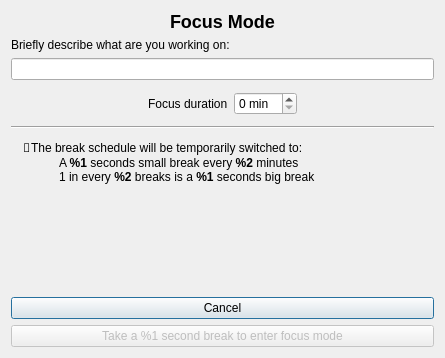
Before: the Qt Designer form src/app/focus-window.ui in AllanChain/sane-break, drawn with Qt 5.
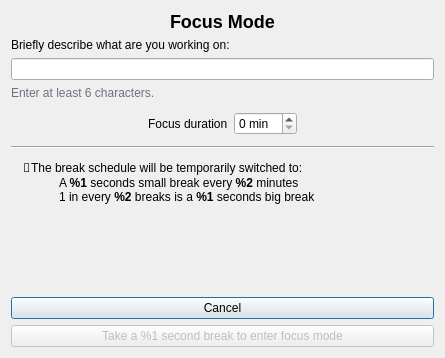
After: the same form once the commit is applied. Custom widgets are drawn as their Qt base class.

Commit message:
clarify short reason validation
Show inline guidance in the meeting and focus dialogs when the reason is
too short so the disabled confirm button is explained.

Also validate trimmed input so whitespace alone does not count as a
valid reason.

Fixes #142

```diff
--- a/src/app/focus-window.ui
+++ b/src/app/focus-window.ui
@@ -31,6 +31,19 @@
    <item>
     <widget class="QLineEdit" name="reasonEdit"/>
    </item>
+   <item>
+    <widget class="QLabel" name="reasonHelpLabel">
+     <property name="styleSheet">
+      <string notr="true">color: #6b7280;</string>
+     </property>
+     <property name="text">
+      <string>Enter at least 6 characters.</string>
+     </property>
+     <property name="wordWrap">
+      <bool>true</bool>
+     </property>
+    </widget>
+   </item>
    <item>
     <layout class="QHBoxLayout" name="horizontalLayout_3">
      <property name="topMargin">
```
The commit also changes 15 other files.
